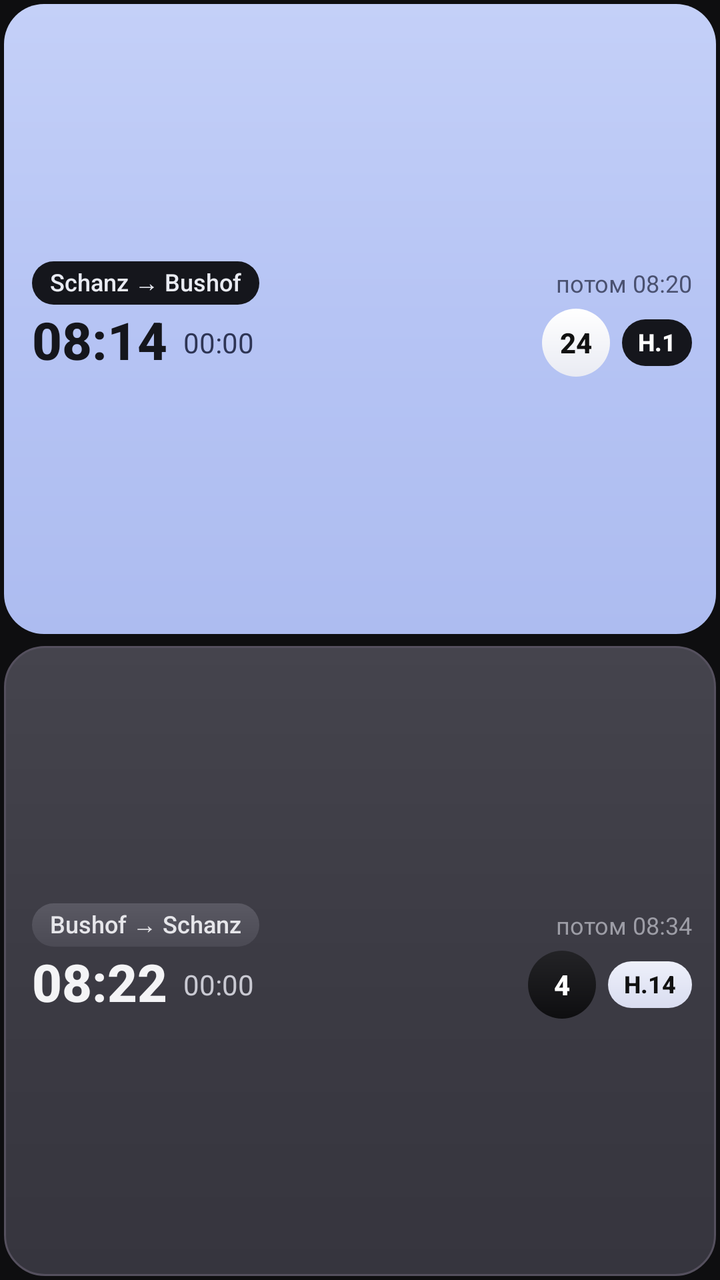
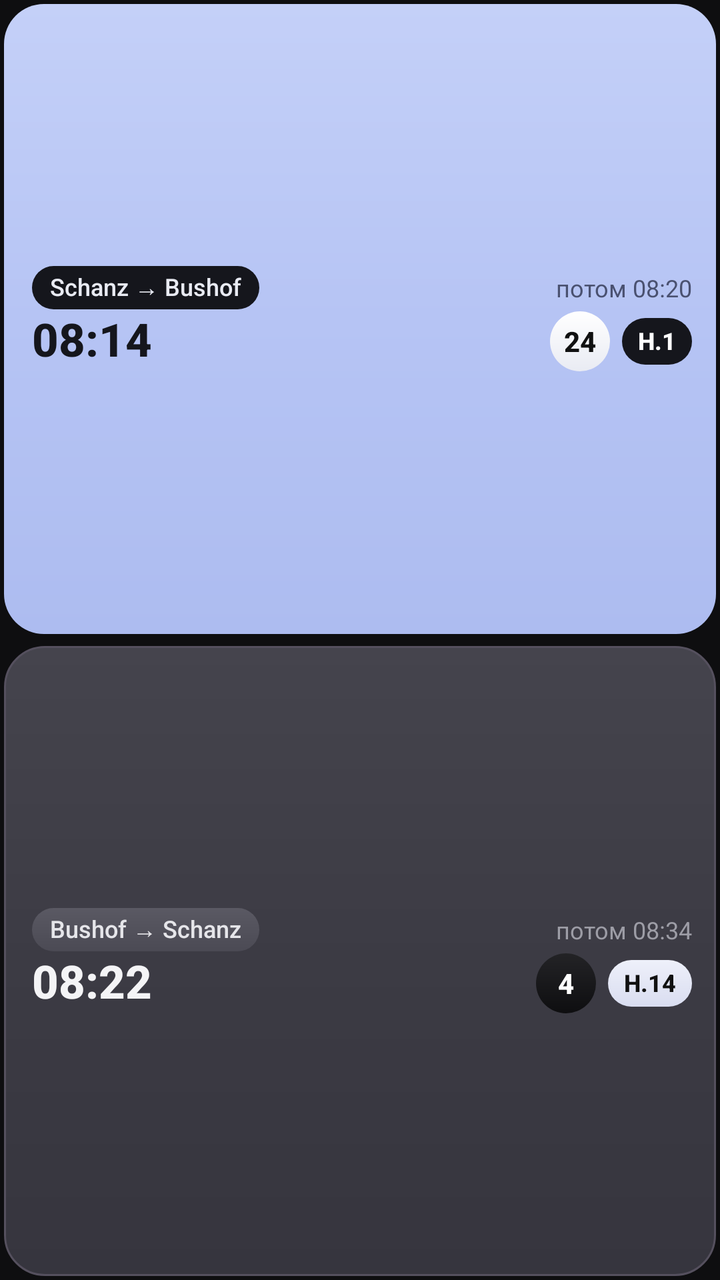

Compare the two renders of this Android layout. The source of the first and the diff that turns it into the second are given below.
<!-- AndroidManifest.xml: application theme AppTheme -->
<!-- res/layout/widget.xml -->
<?xml version="1.0" encoding="utf-8"?>
<LinearLayout xmlns:android="http://schemas.android.com/apk/res/android"
    android:id="@+id/w_root"
    android:layout_width="match_parent"
    android:layout_height="match_parent"
    android:orientation="vertical"
    android:padding="2dp">

    <LinearLayout
        android:id="@+id/r0"
        android:layout_width="match_parent"
        android:layout_height="0dp"
        android:layout_weight="1"
        android:background="@drawable/row_front"
        android:gravity="center_vertical"
        android:orientation="vertical"
        android:paddingStart="14dp"
        android:paddingEnd="12dp"
        android:paddingTop="6dp"
        android:paddingBottom="6dp">

        <LinearLayout
            android:layout_width="match_parent"
            android:layout_height="wrap_content"
            android:gravity="center_vertical"
            android:orientation="horizontal">

            <TextView
                android:id="@+id/r0_label"
                android:layout_width="wrap_content"
                android:layout_height="wrap_content"
                android:background="@drawable/pill_ink"
                android:fontFamily="sans-serif-medium"
                android:maxLines="1"
                android:paddingStart="9dp"
                android:paddingTop="2dp"
                android:paddingEnd="9dp"
                android:paddingBottom="3dp"
                android:text="Schanz → Bushof"
                android:textColor="#E9EBF3"
                android:textSize="12sp" />

            <TextView
                android:layout_width="0dp"
                android:layout_height="wrap_content"
                android:layout_weight="1" />

            <TextView
                android:id="@+id/r0_next"
                android:layout_width="wrap_content"
                android:layout_height="wrap_content"
                android:maxLines="1"
                android:text="потом 08:20"
                android:textColor="#4A5170"
                android:textSize="12sp" />
        </LinearLayout>

        <LinearLayout
            android:layout_width="match_parent"
            android:layout_height="wrap_content"
            android:layout_marginTop="2dp"
            android:gravity="center_vertical"
            android:orientation="horizontal">

            <TextView
                android:id="@+id/r0_time"
                android:layout_width="wrap_content"
                android:layout_height="wrap_content"
                android:fontFamily="sans-serif-medium"
                android:includeFontPadding="false"
                android:maxLines="1"
                android:text="08:14"
                android:textColor="#15161C"
                android:textSize="26sp"
                android:textStyle="bold" />

            <TextView
                android:id="@+id/r0_late"
                android:layout_width="wrap_content"
                android:layout_height="wrap_content"
                android:layout_marginStart="6dp"
                android:background="@drawable/pill_late"
                android:fontFamily="sans-serif-medium"
                android:paddingStart="6dp"
                android:paddingEnd="6dp"
                android:paddingBottom="1dp"
                android:text="+2"
                android:textColor="#FFFFFF"
                android:textSize="12sp"
                android:visibility="gone" />

            <Chronometer
                android:id="@+id/r0_cd"
                android:layout_width="wrap_content"
                android:layout_height="wrap_content"
                android:layout_marginStart="8dp"
                android:maxLines="1"
                android:textColor="#2E3555"
                android:textSize="14sp" />

            <TextView
                android:layout_width="0dp"
                android:layout_height="wrap_content"
                android:layout_weight="1" />

            <TextView
                android:id="@+id/r0_line"
                android:layout_width="34dp"
                android:layout_height="34dp"
                android:background="@drawable/circle_white"
                android:fontFamily="sans-serif-medium"
                android:gravity="center"
                android:maxLines="1"
                android:text="24"
                android:textColor="#111111"
                android:textSize="14sp"
                android:textStyle="bold" />

            <TextView
                android:id="@+id/r0_track"
                android:layout_width="wrap_content"
                android:layout_height="wrap_content"
                android:layout_marginStart="6dp"
                android:background="@drawable/pill_ink"
                android:fontFamily="sans-serif-medium"
                android:maxLines="1"
                android:paddingStart="8dp"
                android:paddingTop="3dp"
                android:paddingEnd="8dp"
                android:paddingBottom="4dp"
                android:text="H.1"
                android:textColor="#FFFFFF"
                android:textSize="12sp"
                android:textStyle="bold" />
        </LinearLayout>
    </LinearLayout>

    <LinearLayout
        android:id="@+id/r1"
        android:layout_width="match_parent"
        android:layout_height="0dp"
        android:layout_weight="1"
        android:layout_marginTop="6dp"
        android:background="@drawable/row_back"
        android:gravity="center_vertical"
        android:orientation="vertical"
        android:paddingStart="14dp"
        android:paddingEnd="12dp"
        android:paddingTop="6dp"
        android:paddingBottom="6dp">

        <LinearLayout
            android:layout_width="match_parent"
            android:layout_height="wrap_content"
            android:gravity="center_vertical"
            android:orientation="horizontal">

            <TextView
                android:id="@+id/r1_label"
                android:layout_width="wrap_content"
                android:layout_height="wrap_content"
                android:background="@drawable/pill_grey"
                android:fontFamily="sans-serif-medium"
                android:maxLines="1"
                android:paddingStart="9dp"
                android:paddingTop="2dp"
                android:paddingEnd="9dp"
                android:paddingBottom="3dp"
                android:text="Bushof → Schanz"
                android:textColor="#E6E6EA"
                android:textSize="12sp" />

            <TextView
                android:layout_width="0dp"
                android:layout_height="wrap_content"
                android:layout_weight="1" />

            <TextView
                android:id="@+id/r1_next"
                android:layout_width="wrap_content"
                android:layout_height="wrap_content"
                android:maxLines="1"
                android:text="потом 08:34"
                android:textColor="#9D9DA6"
                android:textSize="12sp" />
        </LinearLayout>

        <LinearLayout
            android:layout_width="match_parent"
            android:layout_height="wrap_content"
            android:layout_marginTop="2dp"
            android:gravity="center_vertical"
            android:orientation="horizontal">

            <TextView
                android:id="@+id/r1_time"
                android:layout_width="wrap_content"
                android:layout_height="wrap_content"
                android:fontFamily="sans-serif-medium"
                android:includeFontPadding="false"
                android:maxLines="1"
                android:text="08:22"
                android:textColor="#F4F4F6"
                android:textSize="26sp"
                android:textStyle="bold" />

            <TextView
                android:id="@+id/r1_late"
                android:layout_width="wrap_content"
                android:layout_height="wrap_content"
                android:layout_marginStart="6dp"
                android:background="@drawable/pill_late"
                android:fontFamily="sans-serif-medium"
                android:paddingStart="6dp"
                android:paddingEnd="6dp"
                android:paddingBottom="1dp"
                android:text="+2"
                android:textColor="#FFFFFF"
                android:textSize="12sp"
                android:visibility="gone" />

            <Chronometer
                android:id="@+id/r1_cd"
                android:layout_width="wrap_content"
                android:layout_height="wrap_content"
                android:layout_marginStart="8dp"
                android:maxLines="1"
                android:textColor="#C9C9D2"
                android:textSize="14sp" />

            <TextView
                android:layout_width="0dp"
                android:layout_height="wrap_content"
                android:layout_weight="1" />

            <TextView
                android:id="@+id/r1_line"
                android:layout_width="34dp"
                android:layout_height="34dp"
                android:background="@drawable/circle_dark"
                android:fontFamily="sans-serif-medium"
                android:gravity="center"
                android:maxLines="1"
                android:text="4"
                android:textColor="#FFFFFF"
                android:textSize="14sp"
                android:textStyle="bold" />

            <TextView
                android:id="@+id/r1_track"
                android:layout_width="wrap_content"
                android:layout_height="wrap_content"
                android:layout_marginStart="6dp"
                android:background="@drawable/pill_light"
                android:fontFamily="sans-serif-medium"
                android:maxLines="1"
                android:paddingStart="8dp"
                android:paddingTop="3dp"
                android:paddingEnd="8dp"
                android:paddingBottom="4dp"
                android:text="H.14"
                android:textColor="#111111"
                android:textSize="12sp"
                android:textStyle="bold" />
        </LinearLayout>
    </LinearLayout>
</LinearLayout>
<!-- resources referenced by this layout -->
<resources>
  <!-- drawable circle_dark (drawable) -->
  <?xml version="1.0" encoding="utf-8"?>
  <shape xmlns:android="http://schemas.android.com/apk/res/android" android:shape="oval">
      <gradient android:angle="270" android:startColor="#232326" android:endColor="#0E0E10" />
  </shape>
  <!-- drawable circle_white (drawable) -->
  <?xml version="1.0" encoding="utf-8"?>
  <shape xmlns:android="http://schemas.android.com/apk/res/android" android:shape="oval">
      <gradient android:angle="270" android:startColor="#FFFFFF" android:endColor="#E9EBF3" />
  </shape>
  <!-- drawable pill_grey (drawable) -->
  <?xml version="1.0" encoding="utf-8"?>
  <shape xmlns:android="http://schemas.android.com/apk/res/android" android:shape="rectangle">
      <gradient android:angle="270" android:startColor="#5A5963" android:endColor="#4B4A54" />
      <corners android:radius="99dp" />
  </shape>
  <!-- drawable pill_ink (drawable) -->
  <?xml version="1.0" encoding="utf-8"?>
  <shape xmlns:android="http://schemas.android.com/apk/res/android" android:shape="rectangle">
      <solid android:color="#15161C" />
      <corners android:radius="99dp" />
  </shape>
  <!-- drawable pill_late (drawable) -->
  <?xml version="1.0" encoding="utf-8"?>
  <shape xmlns:android="http://schemas.android.com/apk/res/android" android:shape="rectangle">
      <solid android:color="#E5484D" />
      <corners android:radius="99dp" />
  </shape>
  <!-- drawable pill_light (drawable) -->
  <?xml version="1.0" encoding="utf-8"?>
  <shape xmlns:android="http://schemas.android.com/apk/res/android" android:shape="rectangle">
      <gradient android:angle="270" android:startColor="#EEF0FA" android:endColor="#D9DDF0" />
      <corners android:radius="99dp" />
  </shape>
  <!-- drawable row_back (drawable) -->
  <?xml version="1.0" encoding="utf-8"?>
  <shape xmlns:android="http://schemas.android.com/apk/res/android" android:shape="rectangle">
      <gradient android:angle="270" android:startColor="#45444D" android:centerColor="#3C3B44" android:endColor="#36353E" />
      <stroke android:width="1dp" android:color="#55505E" />
      <corners android:radius="20dp" />
  </shape>
  <!-- drawable row_front (drawable) -->
  <?xml version="1.0" encoding="utf-8"?>
  <shape xmlns:android="http://schemas.android.com/apk/res/android" android:shape="rectangle">
      <gradient android:angle="270" android:startColor="#C4D0F8" android:centerColor="#B6C4F4" android:endColor="#ADBCF0" />
      <corners android:radius="20dp" />
  </shape>
  <style name="AppTheme" parent="android:Theme.Material.NoActionBar">
          <item name="android:windowBackground">@color/bg</item>
          <item name="android:statusBarColor">@color/bg</item>
          <item name="android:navigationBarColor">@color/bg</item>
          <item name="android:colorAccent">#B9C7F5</item>
      </style>
  <color name="bg">#0E0E10</color>
</resources>

<!-- the commit's change to res/layout/widget.xml (unified diff, before → after) -->
@@ -16,8 +16,8 @@
         android:orientation="vertical"
         android:paddingStart="14dp"
         android:paddingEnd="12dp"
-        android:paddingTop="6dp"
-        android:paddingBottom="6dp">
+        android:paddingTop="5dp"
+        android:paddingBottom="5dp">
 
         <LinearLayout
             android:layout_width="match_parent"
@@ -58,7 +58,7 @@
         <LinearLayout
             android:layout_width="match_parent"
             android:layout_height="wrap_content"
-            android:layout_marginTop="2dp"
+            android:layout_marginTop="1dp"
             android:gravity="center_vertical"
             android:orientation="horizontal">
 
@@ -71,7 +71,7 @@
                 android:maxLines="1"
                 android:text="08:14"
                 android:textColor="#15161C"
-                android:textSize="26sp"
+                android:textSize="23sp"
                 android:textStyle="bold" />
 
             <TextView
@@ -89,7 +89,7 @@
                 android:textSize="12sp"
                 android:visibility="gone" />
 
-            <Chronometer
+            <TextView
                 android:id="@+id/r0_cd"
                 android:layout_width="wrap_content"
                 android:layout_height="wrap_content"
@@ -105,8 +105,8 @@
 
             <TextView
                 android:id="@+id/r0_line"
-                android:layout_width="34dp"
-                android:layout_height="34dp"
+                android:layout_width="30dp"
+                android:layout_height="30dp"
                 android:background="@drawable/circle_white"
                 android:fontFamily="sans-serif-medium"
                 android:gravity="center"
@@ -146,8 +146,8 @@
         android:orientation="vertical"
         android:paddingStart="14dp"
         android:paddingEnd="12dp"
-        android:paddingTop="6dp"
-        android:paddingBottom="6dp">
+        android:paddingTop="5dp"
+        android:paddingBottom="5dp">
 
         <LinearLayout
             android:layout_width="match_parent"
@@ -188,7 +188,7 @@
         <LinearLayout
             android:layout_width="match_parent"
             android:layout_height="wrap_content"
-            android:layout_marginTop="2dp"
+            android:layout_marginTop="1dp"
             android:gravity="center_vertical"
             android:orientation="horizontal">
 
@@ -201,7 +201,7 @@
                 android:maxLines="1"
                 android:text="08:22"
                 android:textColor="#F4F4F6"
-                android:textSize="26sp"
+                android:textSize="23sp"
                 android:textStyle="bold" />
 
             <TextView
@@ -219,7 +219,7 @@
                 android:textSize="12sp"
                 android:visibility="gone" />
 
-            <Chronometer
+            <TextView
                 android:id="@+id/r1_cd"
                 android:layout_width="wrap_content"
                 android:layout_height="wrap_content"
@@ -235,8 +235,8 @@
 
             <TextView
                 android:id="@+id/r1_line"
-                android:layout_width="34dp"
-                android:layout_height="34dp"
+                android:layout_width="30dp"
+                android:layout_height="30dp"
                 android:background="@drawable/circle_dark"
                 android:fontFamily="sans-serif-medium"
                 android:gravity="center"
